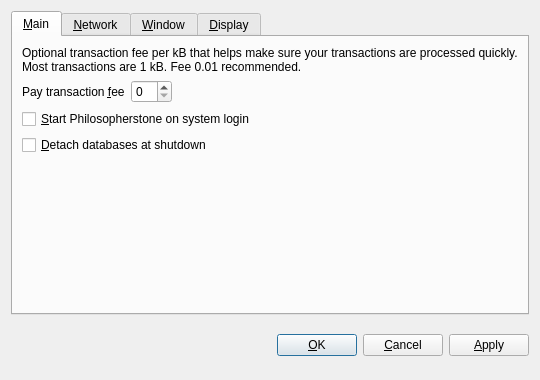
philosopherstonecoin/philosopherstone, file src/qt/forms/optionsdialog.ui: the form before one commit.
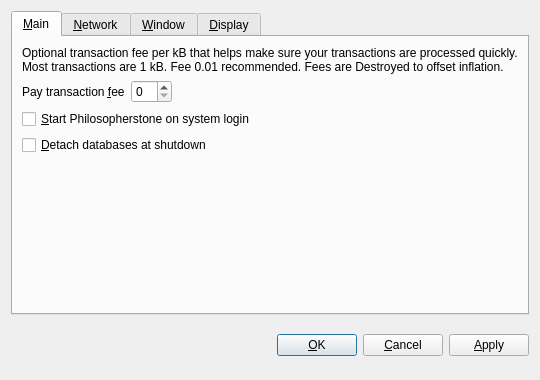
The form after the commit. Custom widgets are drawn as their Qt base class.

```diff
--- a/src/qt/forms/optionsdialog.ui
+++ b/src/qt/forms/optionsdialog.ui
@@ -33,7 +33,7 @@
        <item>
         <widget class="QLabel" name="transactionFeeInfoLabel">
          <property name="text">
-          <string>Optional transaction fee per kB that helps make sure your transactions are processed quickly. Most transactions are 1 kB. Fee 0.01 recommended.</string>
+          <string>Optional transaction fee per kB that helps make sure your transactions are processed quickly. Most transactions are 1 kB. Fee 0.01 recommended. Fees are Destroyed to offset inflation.</string>
          </property>
          <property name="textFormat">
           <enum>Qt::PlainText</enum>
```
